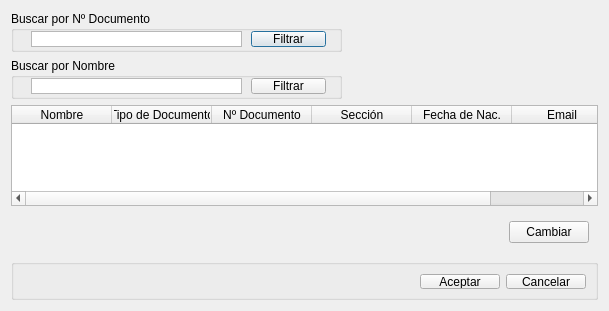
First picture: the form in src/ui/DialogCambiarDeSeccionUnEmpleado.ui, repository guilleurrutia10/division-transporte, before the edit.
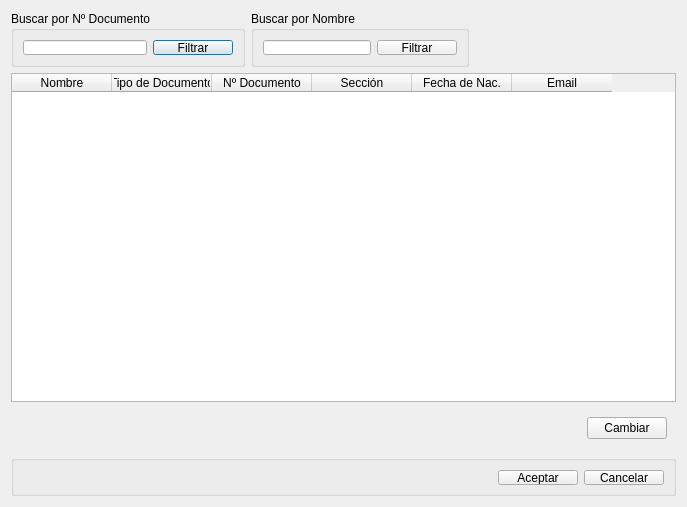
Second picture: the form after the edit.

Commit message: Agregada la funcionalidad de Alta Seccion

```diff
--- a/src/ui/DialogCambiarDeSeccionUnEmpleado.ui
+++ b/src/ui/DialogCambiarDeSeccionUnEmpleado.ui
@@ -6,8 +6,8 @@
    <rect>
     <x>0</x>
     <y>0</y>
-    <width>609</width>
-    <height>311</height>
+    <width>683</width>
+    <height>507</height>
    </rect>
   </property>
   <property name="windowTitle">
@@ -18,111 +18,78 @@
     <widget class="QGroupBox" name="groupBox">
      <property name="minimumSize">
       <size>
-       <width>331</width>
-       <height>41</height>
+       <width>234</width>
+       <height>0</height>
       </size>
      </property>
      <property name="maximumSize">
       <size>
-       <width>331</width>
-       <height>41</height>
+       <width>234</width>
+       <height>56</height>
       </size>
      </property>
      <property name="title">
       <string>Buscar por Nº Documento</string>
      </property>
-     <widget class="QListView" name="listView">
-      <property name="geometry">
-       <rect>
-        <x>20</x>
-        <y>20</y>
-        <width>211</width>
-        <height>16</height>
-       </rect>
-      </property>
-      <property name="minimumSize">
-       <size>
-        <width>211</width>
-        <height>16</height>
-       </size>
-      </property>
-      <property name="maximumSize">
-       <size>
-        <width>211</width>
-        <height>16</height>
-       </size>
-      </property>
-     </widget>
-     <widget class="QPushButton" name="pushButton_3">
-      <property name="geometry">
-       <rect>
-        <x>240</x>
-        <y>20</y>
-        <width>75</width>
-        <height>16</height>
-       </rect>
-      </property>
-      <property name="text">
-       <string>Filtrar</string>
-      </property>
-     </widget>
+     <layout class="QHBoxLayout" name="horizontalLayout_2">
+      <item>
+       <widget class="QLineEdit" name="lineEditFiltrarDocumento"/>
+      </item>
+      <item>
+       <widget class="QPushButton" name="pushButtonFiltrarDocumento">
+        <property name="text">
+         <string>Filtrar</string>
+        </property>
+       </widget>
+      </item>
+     </layout>
     </widget>
    </item>
-   <item row="1" column="0" colspan="2">
+   <item row="0" column="2">
     <widget class="QGroupBox" name="groupBox_2">
      <property name="minimumSize">
       <size>
-       <width>331</width>
-       <height>41</height>
+       <width>0</width>
+       <height>0</height>
       </size>
      </property>
      <property name="maximumSize">
       <size>
-       <width>331</width>
-       <height>41</height>
+       <width>234</width>
+       <height>56</height>
       </size>
      </property>
      <property name="title">
       <string>Buscar por Nombre</string>
      </property>
-     <widget class="QListView" name="listView_3">
-      <property name="geometry">
-       <rect>
-        <x>20</x>
-        <y>20</y>
-        <width>211</width>
-        <height>16</height>
-       </rect>
-      </property>
-      <property name="minimumSize">
-       <size>
-        <width>211</width>
-        <height>16</height>
-       </size>
-      </property>
-      <property name="maximumSize">
-       <size>
-        <width>211</width>
-        <height>16</height>
-       </size>
-      </property>
-     </widget>
-     <widget class="QPushButton" name="pushButton_4">
-      <property name="geometry">
-       <rect>
-        <x>240</x>
-        <y>20</y>
-        <width>75</width>
-        <height>16</height>
-       </rect>
-      </property>
-      <property name="text">
-       <string>Filtrar</string>
-      </property>
-     </widget>
+     <layout class="QHBoxLayout" name="horizontalLayout">
+      <item>
+       <widget class="QLineEdit" name="lineEditFiltrarNombre"/>
+      </item>
+      <item>
+       <widget class="QPushButton" name="pushButtonFiltrarNombre">
+        <property name="text">
+         <string>Filtrar</string>
+        </property>
+       </widget>
+      </item>
+     </layout>
     </widget>
    </item>
-   <item row="2" column="0" colspan="2">
+   <item row="0" column="3">
+    <spacer name="horizontalSpacer_4">
+     <property name="orientation">
+      <enum>Qt::Horizontal</enum>
+     </property>
+     <property name="sizeHint" stdset="0">
+      <size>
+       <width>185</width>
+       <height>20</height>
+      </size>
+     </property>
+    </spacer>
+   </item>
+   <item row="1" column="0" colspan="4">
     <widget class="QTableWidget" name="tableWidget">
      <column>
       <property name="text">
@@ -156,7 +123,58 @@
      </column>
     </widget>
    </item>
-   <item row="5" column="0" colspan="2">
+   <item row="2" column="0">
+    <spacer name="horizontalSpacer_3">
+     <property name="orientation">
+      <enum>Qt::Horizontal</enum>
+     </property>
+     <property name="sizeHint" stdset="0">
+      <size>
+       <width>40</width>
+       <height>20</height>
+      </size>
+     </property>
+    </spacer>
+   </item>
+   <item row="2" column="1" colspan="3">
+    <widget class="QWidget" name="widget" native="true">
+     <property name="minimumSize">
+      <size>
+       <width>431</width>
+       <height>41</height>
+      </size>
+     </property>
+     <property name="maximumSize">
+      <size>
+       <width>431</width>
+       <height>41</height>
+      </size>
+     </property>
+     <layout class="QGridLayout" name="gridLayout_3">
+      <item row="0" column="1">
+       <widget class="QPushButton" name="pushButton_Cambiar">
+        <property name="text">
+         <string>Cambiar</string>
+        </property>
+       </widget>
+      </item>
+      <item row="0" column="0">
+       <spacer name="horizontalSpacer">
+        <property name="orientation">
+         <enum>Qt::Horizontal</enum>
+        </property>
+        <property name="sizeHint" stdset="0">
+         <size>
+          <width>163</width>
+          <height>20</height>
+         </size>
+        </property>
+       </spacer>
+      </item>
+     </layout>
+    </widget>
+   </item>
+   <item row="3" column="0" colspan="4">
     <widget class="QGroupBox" name="groupBoxButtonBox">
      <property name="minimumSize">
       <size>
@@ -216,57 +234,6 @@
      </layout>
     </widget>
    </item>
-   <item row="4" column="1">
-    <widget class="QWidget" name="widget" native="true">
-     <property name="minimumSize">
-      <size>
-       <width>431</width>
-       <height>41</height>
-      </size>
-     </property>
-     <property name="maximumSize">
-      <size>
-       <width>431</width>
-       <height>41</height>
-      </size>
-     </property>
-     <layout class="QGridLayout" name="gridLayout_3">
-      <item row="0" column="1">
-       <widget class="QPushButton" name="pushButton_Cambiar">
-        <property name="text">
-         <string>Cambiar</string>
-        </property>
-       </widget>
-      </item>
-      <item row="0" column="0">
-       <spacer name="horizontalSpacer">
-        <property name="orientation">
-         <enum>Qt::Horizontal</enum>
-        </property>
-        <property name="sizeHint" stdset="0">
-         <size>
-          <width>163</width>
-          <height>20</height>
-         </size>
-        </property>
-       </spacer>
-      </item>
-     </layout>
-    </widget>
-   </item>
-   <item row="4" column="0">
-    <spacer name="horizontalSpacer_3">
-     <property name="orientation">
-      <enum>Qt::Horizontal</enum>
-     </property>
-     <property name="sizeHint" stdset="0">
-      <size>
-       <width>40</width>
-       <height>20</height>
-      </size>
-     </property>
-    </spacer>
-   </item>
   </layout>
  </widget>
  <resources/>
```
The commit also changes 83 other files.
